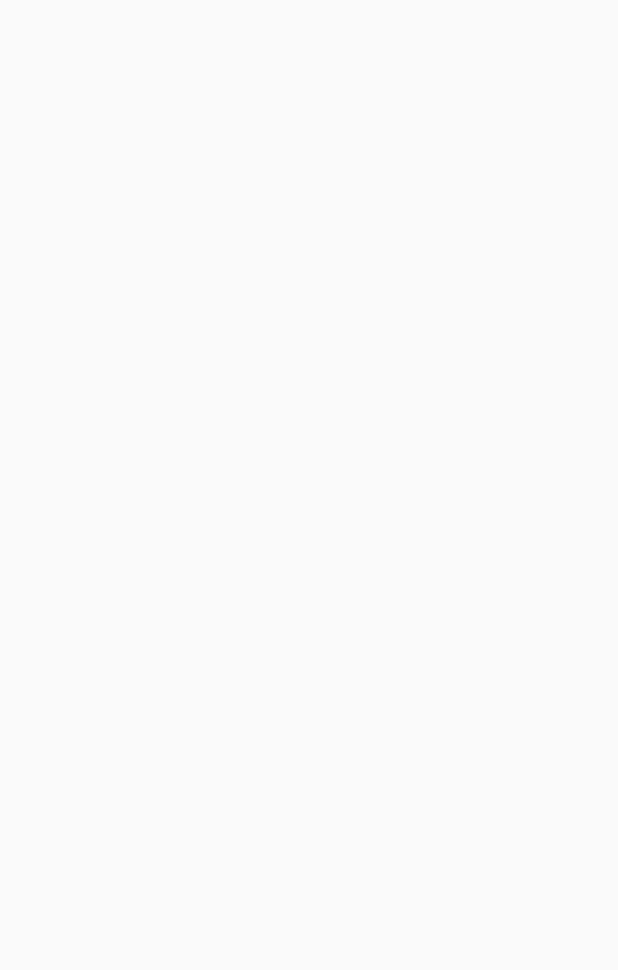
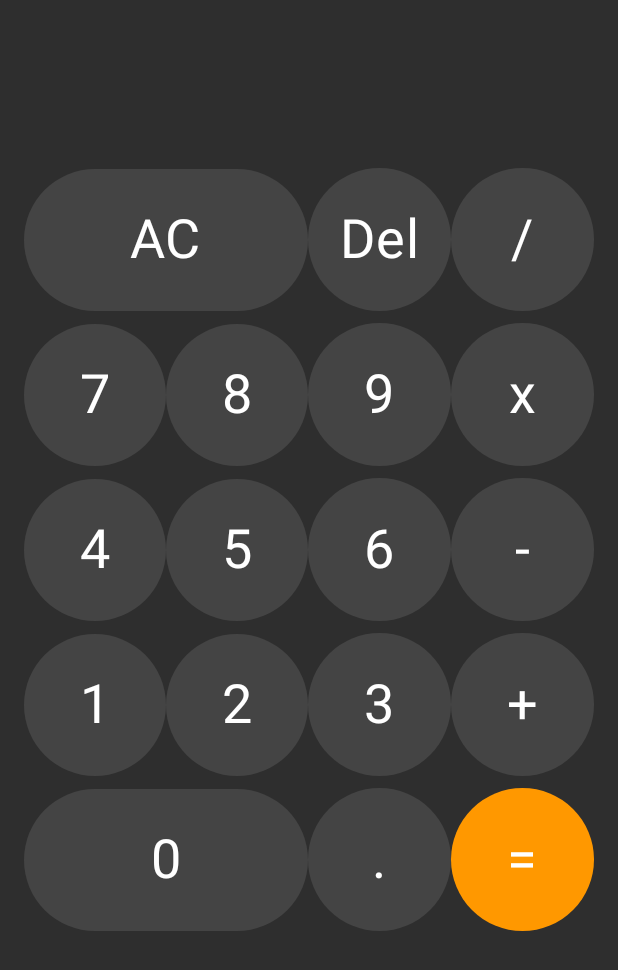
Before and after one commit to ShivarajMbhagoji/CalculatorApp, an Android app built with Jetpack Compose: the screen it shows after launch (MainActivity), on a phone screen of 412 x 824 dp. Before the commit the part shown is empty. Shown: the top 970 px of the screen. Run offline under Robolectric (Android 15) with nearby library versions, the phone set to English and light mode, and no system bars.

Commit message:
Merge remote-tracking branch 'origin/master'
Signed-off-by: ShivarajMbhagoji <bshivm135@gmail.com>

```diff
--- /dev/null
+++ b/app/src/main/java/com/littlelemon/calculator/Calculator.kt
@@ -0,0 +1,258 @@
+package com.littlelemon.calculator
+
+import androidx.compose.foundation.background
+import androidx.compose.foundation.layout.Arrangement
+import androidx.compose.foundation.layout.Box
+import androidx.compose.foundation.layout.Column
+import androidx.compose.foundation.layout.Row
+import androidx.compose.foundation.layout.aspectRatio
+
+import androidx.compose.foundation.layout.fillMaxSize
+import androidx.compose.foundation.layout.fillMaxWidth
+import androidx.compose.foundation.layout.padding
+import androidx.compose.material3.Text
+
+import androidx.compose.runtime.Composable
+import androidx.compose.ui.Alignment
+import androidx.compose.ui.Modifier
+import androidx.compose.ui.graphics.Color
+import androidx.compose.ui.text.font.FontWeight
+import androidx.compose.ui.text.style.TextAlign
+import androidx.compose.ui.unit.Dp
+import androidx.compose.ui.unit.dp
+import androidx.compose.ui.unit.sp
+import com.littlelemon.calculator.ui.theme.Orange
+
+@Composable
+fun Calculator(
+    state: CalculatorState,
+    onAction:(CalculatorActions)->Unit,
+    buttonSpacing: Dp=8.dp,
+    modifier: Modifier=Modifier
+){
+    Box(modifier = modifier){
+        Column(
+            modifier= Modifier
+                .fillMaxSize()
+                .align(Alignment.BottomCenter),
+          verticalArrangement=Arrangement.spacedBy(buttonSpacing)
+        ) {
+            Text(
+                text =state.number1+(state.operation?.symbol?:"")+state.number2,
+                textAlign = TextAlign.End,
+                modifier= Modifier
+                    .fillMaxWidth()
+                    .padding(vertical = 32.dp),
+                fontWeight = FontWeight.Light,
+                fontSize = 80.sp,
+                color = Color.White,
+                maxLines = 2
+            )
+            Row(
+                modifier=Modifier.fillMaxWidth(),
+                verticalAlignment = Alignment.CenterVertically
+            ) {
+                CalculatorButton(
+                    symbol = "AC",
+                    modifier = Modifier
+                        .background(Color.DarkGray)
+                        .aspectRatio(2f)
+                        .weight(2f),
+                    onClick = {
+                        onAction(CalculatorActions.Clear)
+                    }
+                )
+                CalculatorButton(
+                    symbol = "Del",
+                    modifier = Modifier
+                        .background(Color.DarkGray)
+                        .aspectRatio(1f)
+                        .weight(1f),
+                    onClick = {
+                        onAction(CalculatorActions.Delete)
+                    }
+                )
+                CalculatorButton(
+                    symbol = "/",
+                    modifier = Modifier
+                        .background(Color.DarkGray)
+                        .aspectRatio(1f)
+                        .weight(1f),
+                    onClick = {
+                        onAction(CalculatorActions.Operation(CalculatorOperations.Divide))
+                    }
+                )
+            }
+            Row(
+                modifier=Modifier.fillMaxWidth(),
+                verticalAlignment = Alignment.CenterVertically
+            ) {
+                CalculatorButton(
+                    symbol = "7",
+                    modifier = Modifier
+                        .background(Color.DarkGray)
+                        .aspectRatio(1f)
+                        .weight(1f),
+                    onClick = {
+                        onAction(CalculatorActions.Number(7))
+                    }
+                )
+                CalculatorButton(
+                    symbol = "8",
+                    modifier = Modifier
+                        .background(Color.DarkGray)
+                        .aspectRatio(1f)
+                        .weight(1f),
+                    onClick = {
+                        onAction(CalculatorActions.Number(8))
+                    }
+                )
+                CalculatorButton(
+                    symbol = "9",
+                    modifier = Modifier
+                        .background(Color.DarkGray)
+                        .aspectRatio(1f)
+                        .weight(1f),
+                    onClick = {
+                        onAction(CalculatorActions.Number(9))
+                    }
+                )
+                CalculatorButton(
+                    symbol = "x",
+                    modifier = Modifier
+                        .background(Color.DarkGray)
+                        .aspectRatio(1f)
+                        .weight(1f),
+                    onClick = {
+                        onAction(CalculatorActions.Operation(CalculatorOperations.Multiply))
+                    }
+                )
+            }
+            Row(
+                modifier=Modifier.fillMaxWidth(),
+                verticalAlignment = Alignment.CenterVertically
+            ) {
+                CalculatorButton(
+                    symbol = "4",
+                    modifier = Modifier
+                        .background(Color.DarkGray)
+                        .aspectRatio(1f)
+                        .weight(1f),
+                    onClick = {
+                        onAction(CalculatorActions.Number(4))
+                    }
+                )
+                CalculatorButton(
+                    symbol = "5",
+                    modifier = Modifier
+                        .background(Color.DarkGray)
+                        .aspectRatio(1f)
+                        .weight(1f),
+                    onClick = {
+                        onAction(CalculatorActions.Number(5))
+                    }
+                )
+                CalculatorButton(
+                    symbol = "6",
+                    modifier = Modifier
+                        .background(Color.DarkGray)
+                        .aspectRatio(1f)
+                        .weight(1f),
+                    onClick = {
+                        onAction(CalculatorActions.Number(6))
+                    }
+                )
+                CalculatorButton(
+                    symbol = "-",
+                    modifier = Modifier
+                        .background(Color.DarkGray)
+                        .aspectRatio(1f)
+                        .weight(1f),
+                    onClick = {
+                        onAction(CalculatorActions.Operation(CalculatorOperations.Subtract))
+                    }
+                )
+            }
+            Row(
+                modifier=Modifier.fillMaxWidth(),
+                verticalAlignment = Alignment.CenterVertically
+            ) {
+                CalculatorButton(
+                    symbol = "1",
+                    modifier = Modifier
+                        .background(Color.DarkGray)
+                        .aspectRatio(1f)
+                        .weight(1f),
+                    onClick = {
+                        onAction(CalculatorActions.Number(1))
+                    }
+                )
+                CalculatorButton(
+                    symbol = "2",
+                    modifier = Modifier
+                        .background(Color.DarkGray)
+                        .aspectRatio(1f)
+                        .weight(1f),
+                    onClick = {
+                        onAction(CalculatorActions.Number(2))
+                    }
+                )
+                CalculatorButton(
+                    symbol = "3",
+                    modifier = Modifier
+                        .background(Color.DarkGray)
+                        .aspectRatio(1f)
+                        .weight(1f),
+                    onClick = {
+                        onAction(CalculatorActions.Number(3))
+                    }
+                )
+                CalculatorButton(
+                    symbol = "+",
+                    modifier = Modifier
+                        .background(Color.DarkGray)
+                        .aspectRatio(1f)
+                        .weight(1f),
+                    onClick = {
+                        onAction(CalculatorActions.Operation(CalculatorOperations.Add))
+                    }
+                )
+            }
+            Row(
+                modifier=Modifier.fillMaxWidth(),
+                verticalAlignment = Alignment.CenterVertically
+            ) {
+                CalculatorButton(
+                    symbol = "0",
+                    modifier = Modifier
+                        .background(Color.DarkGray)
+                        .aspectRatio(2f)
+                        .weight(2f),
+                    onClick = {
+                        onAction(CalculatorActions.Number(0))
+                    }
+                )
+                CalculatorButton(
+                    symbol = ".",
+                    modifier = Modifier
+                        .background(Color.DarkGray)
+                        .aspectRatio(1f)
+                        .weight(1f),
+                    onClick = {
+                        onAction(CalculatorActions.Decimal)
+                    }
+                )
+                CalculatorButton(
+                    symbol = "=",
+                    modifier = Modifier
+                        .background(Orange)
+                        .aspectRatio(1f)
+                        .weight(1f),
+                    onClick = {
+                        onAction(CalculatorActions.Calculate)
+                    }
+                )
+            }
+        }
+    }
+}
--- /dev/null
+++ b/app/src/main/java/com/littlelemon/calculator/CalculatorButton.kt
@@ -0,0 +1,33 @@
+package com.littlelemon.calculator
+
+import androidx.compose.foundation.clickable
+import androidx.compose.foundation.layout.Box
+import androidx.compose.foundation.shape.CircleShape
+import androidx.compose.material3.Text
+import androidx.compose.runtime.Composable
+import androidx.compose.ui.Alignment
+import androidx.compose.ui.Modifier
+import androidx.compose.ui.draw.clip
+import androidx.compose.ui.graphics.Color
+import androidx.compose.ui.unit.sp
+
+@Composable
+fun CalculatorButton(
+    symbol:String,
+    modifier: Modifier,
+    onClick: ()->Unit
+){
+    Box(
+        contentAlignment= Alignment.Center,
+        modifier=Modifier
+            .clip(CircleShape)
+            .clickable { onClick() }
+            .then(modifier)
+    ){
+        Text(text = symbol,
+            fontSize = 36.sp,
+            color = Color.White
+            )
+    }
+
+}
--- /dev/null
+++ b/app/src/main/java/com/littlelemon/calculator/CalculatorState.kt
@@ -0,0 +1,7 @@
+package com.littlelemon.calculator
+
+data class CalculatorState(
+    val number1:String="",
+    val number2:String="",
+    val operation:CalculatorOperations?=null
+)
--- a/app/src/main/java/com/littlelemon/calculator/MainActivity.kt
+++ b/app/src/main/java/com/littlelemon/calculator/MainActivity.kt
@@ -3,20 +3,38 @@ package com.littlelemon.calculator
 import android.os.Bundle
 import androidx.activity.ComponentActivity
 import androidx.activity.compose.setContent
+import androidx.compose.foundation.background
 import androidx.compose.foundation.layout.fillMaxSize
-import androidx.compose.material3.MaterialTheme
-import androidx.compose.material3.Surface
-import androidx.compose.material3.Text
-import androidx.compose.runtime.Composable
+import androidx.compose.foundation.layout.padding
+
 import androidx.compose.ui.Modifier
-import androidx.compose.ui.tooling.preview.Preview
+
+import androidx.compose.ui.unit.dp
+
+import androidx.lifecycle.ViewModelProvider
 import com.littlelemon.calculator.ui.theme.CalculatorTheme
+import com.littlelemon.calculator.ui.theme.MediumGray
+
+
 
 class MainActivity : ComponentActivity() {
     override fun onCreate(savedInstanceState: Bundle?) {
         super.onCreate(savedInstanceState)
         setContent {
             CalculatorTheme {
+                val viewModel= ViewModelProvider(this).get(CalculatorViewModel::class.java)
+                val state = viewModel.state
+                val buttonSpacing = 8.dp
+                Calculator(
+                    state = state,
+                    onAction =viewModel::onAction,
+                    buttonSpacing = buttonSpacing,
+                    modifier = Modifier
+                        .fillMaxSize()
+                        .background(MediumGray)
+                        .padding(16.dp)
+                )
+
             }
         }
     }
--- a/app/src/main/java/com/littlelemon/calculator/ui/theme/Color.kt
+++ b/app/src/main/java/com/littlelemon/calculator/ui/theme/Color.kt
@@ -9,3 +9,7 @@ val Pink80 = Color(0xFFEFB8C8)
 val Purple40 = Color(0xFF6650a4)
 val PurpleGrey40 = Color(0xFF625b71)
 val Pink40 = Color(0xFF7D5260)
+
+val MediumGray = Color(0xFF2E2E2E)
+val LightGray = Color(0xFF818181)
+val Orange = Color(0xFFFF9800)
```
Also changed, not shown: app/src/main/java/com/littlelemon/calculator/CalculatorActions.kt (added, +10 -0 lines), app/src/main/java/com/littlelemon/calculator/CalculatorOperations.kt (added, +8 -0 lines), app/src/main/java/com/littlelemon/calculator/CalculatorViewModel.kt (added, +86 -0 lines).
